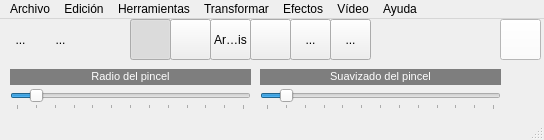
Before: the Qt Designer form QFotoPaint5/mainwindow.ui in AntonioMrtz/PhotoshopIG, drawn with Qt 5.
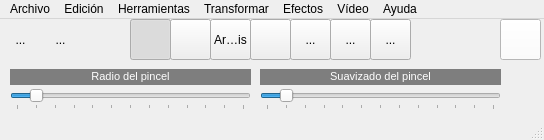
After: the same form once the commit is applied. Icons and pictures are not drawn.

```diff
--- a/QFotoPaint5/mainwindow.ui
+++ b/QFotoPaint5/mainwindow.ui
@@ -375,6 +375,35 @@
      <bool>true</bool>
     </property>
    </widget>
+   <widget class="QToolButton" name="toolButton_10">
+    <property name="geometry">
+     <rect>
+      <x>370</x>
+      <y>0</y>
+      <width>41</width>
+      <height>41</height>
+     </rect>
+    </property>
+    <property name="text">
+     <string>...</string>
+    </property>
+    <property name="icon">
+     <iconset>
+      <normaloff>../../../Descargas/trazos_.jpg</normaloff>../../../Descargas/trazos_.jpg</iconset>
+    </property>
+    <property name="iconSize">
+     <size>
+      <width>36</width>
+      <height>36</height>
+     </size>
+    </property>
+    <property name="checkable">
+     <bool>true</bool>
+    </property>
+    <property name="autoExclusive">
+     <bool>true</bool>
+    </property>
+   </widget>
   </widget>
   <widget class="QMenuBar" name="menuBar">
    <property name="geometry">
```
